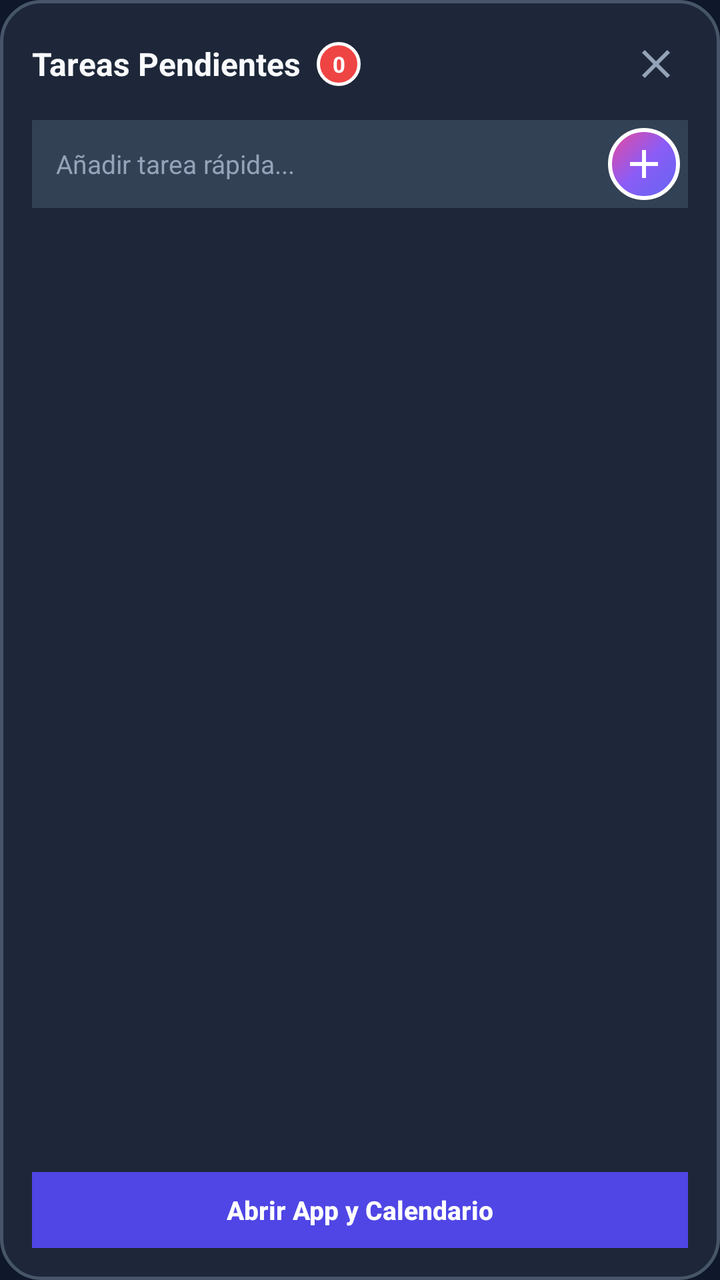
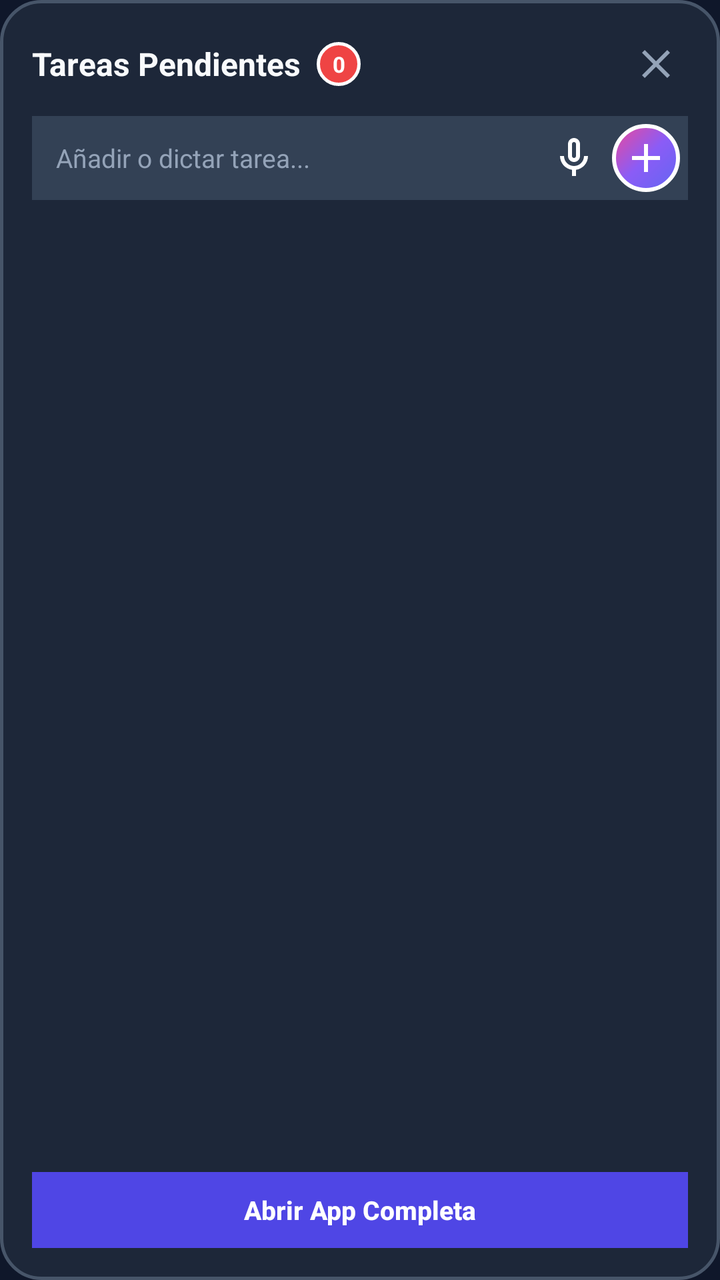

Compare the two renders of this Android layout. The source of the first and the diff that turns it into the second are given below.
<!-- AndroidManifest.xml: application theme Theme.FloatingNotesApp -->
<!-- res/layout/layout_floating_popup.xml -->
<?xml version="1.0" encoding="utf-8"?>
<LinearLayout xmlns:android="http://schemas.android.com/apk/res/android"
    android:id="@+id/popup_root"
    android:layout_width="320dp"
    android:layout_height="wrap_content"
    android:background="@drawable/bg_floating_card"
    android:elevation="12dp"
    android:orientation="vertical"
    android:padding="16dp">

    
    <RelativeLayout
        android:layout_width="match_parent"
        android:layout_height="wrap_content"
        android:layout_marginBottom="12dp">

        <LinearLayout
            android:layout_width="wrap_content"
            android:layout_height="wrap_content"
            android:layout_alignParentStart="true"
            android:layout_centerVertical="true"
            android:gravity="center_vertical"
            android:orientation="horizontal">

            <TextView
                android:layout_width="wrap_content"
                android:layout_height="wrap_content"
                android:text="Tareas Pendientes"
                android:textColor="#F8FAFC"
                android:textSize="16sp"
                android:textStyle="bold" />

            <TextView
                android:id="@+id/tv_popup_count"
                android:layout_width="wrap_content"
                android:layout_height="wrap_content"
                android:layout_marginStart="8dp"
                android:background="@drawable/bg_badge"
                android:gravity="center"
                android:minWidth="20dp"
                android:minHeight="20dp"
                android:paddingStart="4dp"
                android:paddingEnd="4dp"
                android:text="0"
                android:textColor="#FFFFFF"
                android:textSize="11sp"
                android:textStyle="bold" />
        </LinearLayout>

        <ImageButton
            android:id="@+id/btn_popup_close"
            android:layout_width="32dp"
            android:layout_height="32dp"
            android:layout_alignParentEnd="true"
            android:layout_centerVertical="true"
            android:background="?android:attr/selectableItemBackgroundBorderless"
            android:contentDescription="Cerrar ventana"
            android:src="@drawable/ic_close" />
    </RelativeLayout>

    
    <LinearLayout
        android:layout_width="match_parent"
        android:layout_height="wrap_content"
        android:layout_marginBottom="10dp"
        android:background="#334155"
        android:gravity="center_vertical"
        android:orientation="horizontal"
        android:padding="4dp">

        <EditText
            android:id="@+id/et_quick_note"
            android:layout_width="0dp"
            android:layout_height="wrap_content"
            android:layout_weight="1"
            android:background="@null"
            android:hint="Añadir tarea rápida..."
            android:imeOptions="actionDone"
            android:inputType="textCapSentences"
            android:paddingStart="8dp"
            android:paddingEnd="8dp"
            android:textColor="#F8FAFC"
            android:textColorHint="#94A3B8"
            android:textSize="13sp" />

        <ImageButton
            android:id="@+id/btn_quick_add"
            android:layout_width="36dp"
            android:layout_height="36dp"
            android:background="@drawable/bg_floating_bubble"
            android:contentDescription="Añadir"
            android:padding="8dp"
            android:src="@drawable/ic_add" />
    </LinearLayout>

    
    <ScrollView
        android:layout_width="match_parent"
        android:layout_height="0dp"
        android:layout_weight="1"
        android:fadeScrollbars="false"
        android:maxHeight="240dp">

        <LinearLayout
            android:id="@+id/container_todo_items"
            android:layout_width="match_parent"
            android:layout_height="wrap_content"
            android:orientation="vertical" />
    </ScrollView>

    
    <TextView
        android:id="@+id/tv_empty_state"
        android:layout_width="match_parent"
        android:layout_height="wrap_content"
        android:gravity="center"
        android:paddingTop="12dp"
        android:paddingBottom="12dp"
        android:text="✨ No tienes tareas pendientes"
        android:textColor="#94A3B8"
        android:textSize="13sp"
        android:visibility="gone" />

    
    <Button
        android:id="@+id/btn_open_full_app"
        android:layout_width="match_parent"
        android:layout_height="38dp"
        android:layout_marginTop="10dp"
        android:background="#4F46E5"
        android:text="Abrir App y Calendario"
        android:textAllCaps="false"
        android:textColor="#FFFFFF"
        android:textSize="13sp"
        android:textStyle="bold" />

</LinearLayout>
<!-- resources referenced by this layout -->
<resources>
  <!-- drawable bg_badge (drawable) -->
  <?xml version="1.0" encoding="utf-8"?>
  <shape xmlns:android="http://schemas.android.com/apk/res/android"
      android:shape="oval">
      <solid android:color="#EF4444" />
      <stroke
          android:width="1.5dp"
          android:color="#FFFFFF" />
      <size
          android:width="22dp"
          android:height="22dp" />
  </shape>
  <!-- drawable bg_floating_bubble (drawable) -->
  <?xml version="1.0" encoding="utf-8"?>
  <shape xmlns:android="http://schemas.android.com/apk/res/android"
      android:shape="oval">
      <gradient
          android:type="linear"
          android:angle="135"
          android:startColor="#6366F1"
          android:centerColor="#8B5CF6"
          android:endColor="#EC4899" />
      <stroke
          android:width="2dp"
          android:color="#FFFFFF" />
      <size
          android:width="60dp"
          android:height="60dp" />
  </shape>
  <!-- drawable bg_floating_card (drawable) -->
  <?xml version="1.0" encoding="utf-8"?>
  <shape xmlns:android="http://schemas.android.com/apk/res/android"
      android:shape="rectangle">
      <solid android:color="#F01E293B" />
      <corners android:radius="20dp" />
      <stroke
          android:width="1.5dp"
          android:color="#475569" />
  </shape>
  <!-- drawable ic_add (drawable) -->
  <vector xmlns:android="http://schemas.android.com/apk/res/android"
      android:width="24dp"
      android:height="24dp"
      android:viewportWidth="24"
      android:viewportHeight="24">
      <path
          android:fillColor="#FFFFFFFF"
          android:pathData="M19,13h-6v6h-2v-6H5v-2h6V5h2v6h6v2z" />
  </vector>
  <!-- drawable ic_close (drawable) -->
  <vector xmlns:android="http://schemas.android.com/apk/res/android"
      android:width="24dp"
      android:height="24dp"
      android:viewportWidth="24"
      android:viewportHeight="24">
      <path
          android:fillColor="#94A3B8"
          android:pathData="M19,6.41L17.59,5 12,10.59 6.41,5 5,6.41 10.59,12 5,17.59 6.41,19 12,13.41 17.59,19 19,17.59 13.41,12z" />
  </vector>
  <style name="Theme.FloatingNotesApp" parent="android:Theme.Material.Light.NoActionBar">
          <item name="android:statusBarColor">#0F172A</item>
          <item name="android:navigationBarColor">#0F172A</item>
          <item name="android:windowBackground">#0F172A</item>
      </style>
</resources>

<!-- the commit's change to res/layout/layout_floating_popup.xml (unified diff, before → after) -->
@@ -1,7 +1,7 @@
 <?xml version="1.0" encoding="utf-8"?>
 <LinearLayout xmlns:android="http://schemas.android.com/apk/res/android"
     android:id="@+id/popup_root"
-    android:layout_width="320dp"
+    android:layout_width="330dp"
     android:layout_height="wrap_content"
     android:background="@drawable/bg_floating_card"
     android:elevation="12dp"
@@ -12,7 +12,7 @@
     <RelativeLayout
         android:layout_width="match_parent"
         android:layout_height="wrap_content"
-        android:layout_marginBottom="12dp">
+        android:layout_marginBottom="10dp">
 
         <LinearLayout
             android:layout_width="wrap_content"
@@ -74,7 +74,7 @@
             android:layout_height="wrap_content"
             android:layout_weight="1"
             android:background="@null"
-            android:hint="Añadir tarea rápida..."
+            android:hint="Añadir o dictar tarea..."
             android:imeOptions="actionDone"
             android:inputType="textCapSentences"
             android:paddingStart="8dp"
@@ -83,13 +83,25 @@
             android:textColorHint="#94A3B8"
             android:textSize="13sp" />
 
+        
+        <ImageButton
+            android:id="@+id/btn_speech_to_text"
+            android:layout_width="34dp"
+            android:layout_height="34dp"
+            android:background="?android:attr/selectableItemBackgroundBorderless"
+            android:contentDescription="Dictar por voz"
+            android:padding="6dp"
+            android:src="@drawable/ic_mic" />
+
+        
         <ImageButton
             android:id="@+id/btn_quick_add"
-            android:layout_width="36dp"
-            android:layout_height="36dp"
+            android:layout_width="34dp"
+            android:layout_height="34dp"
+            android:layout_marginStart="2dp"
             android:background="@drawable/bg_floating_bubble"
             android:contentDescription="Añadir"
-            android:padding="8dp"
+            android:padding="6dp"
             android:src="@drawable/ic_add" />
     </LinearLayout>
 
@@ -128,7 +140,7 @@
         android:layout_height="38dp"
         android:layout_marginTop="10dp"
         android:background="#4F46E5"
-        android:text="Abrir App y Calendario"
+        android:text="Abrir App Completa"
         android:textAllCaps="false"
         android:textColor="#FFFFFF"
         android:textSize="13sp"
<!-- resource entries referenced after the edit -->
@@ -59,6 +59,19 @@
           android:fillColor="#94A3B8"
           android:pathData="M19,6.41L17.59,5 12,10.59 6.41,5 5,6.41 10.59,12 5,17.59 6.41,19 12,13.41 17.59,19 19,17.59 13.41,12z" />
   </vector>
+  <!-- drawable ic_mic (drawable) -->
+  <vector xmlns:android="http://schemas.android.com/apk/res/android"
+      android:width="24dp"
+      android:height="24dp"
+      android:viewportWidth="24"
+      android:viewportHeight="24">
+      <path
+          android:fillColor="#FFFFFFFF"
+          android:pathData="M12,14c1.66,0 3,-1.34 3,-3V5c0,-1.66 -1.34,-3 -3,-3S9,3.34 9,5v6C9,12.66 10.34,14 12,14zM11,5c0,-0.55 0.45,-1 1,-1s1,0.45 1,1v6c0,0.55 -0.45,1 -1,1s-1,-0.45 -1,-1V5z" />
+      <path
+          android:fillColor="#FFFFFFFF"
+          android:pathData="M17,11c0,2.76 -2.24,5 -5,5s-5,-2.24 -5,-5H5c0,3.53 2.61,6.43 6,6.92V21h2v-3.08c3.39,-0.49 6,-3.39 6,-6.92H17z" />
+  </vector>
   <style name="Theme.FloatingNotesApp" parent="android:Theme.Material.Light.NoActionBar">
           <item name="android:statusBarColor">#0F172A</item>
           <item name="android:navigationBarColor">#0F172A</item>
